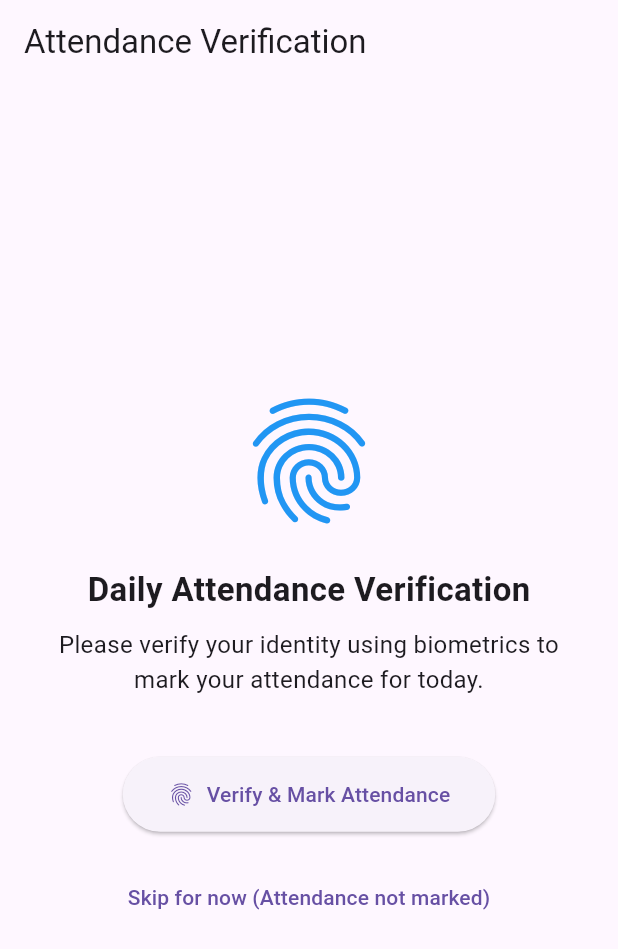
After one commit to tarun2sisodia/SmartCampusApp, a Flutter app: the BiometricVerificationScreen screen opened by its route, after a tap on "Verify & Mark Attendance", on a phone screen of 412 x 824 dp. The commit adds this screen. Shown: the top 949 px of the screen. Run offline on Flutter 3.47's test engine with Material 3 defaults, Android fonts, the phone set to English and light mode, and no system bars; our stand-ins replace cached_network_image, carousel_slider, csv, file_picker, get, get_storage and 11 more; missing offline and left inert: universal_html; accounts and stored records are empty.

Commit message:
idk just added 10 files and trying to add biometric

```diff
--- a/lib/app/bindings/app_bindings.dart
+++ b/lib/app/bindings/app_bindings.dart
@@ -18,6 +18,7 @@ import 'package:get/get.dart';
 import 'package:supabase_flutter/supabase_flutter.dart';
 
 import '../../navigation_menu.dart';
+import '../../services/biometric_service.dart';
 import '../../services/storage_service.dart';
 
 /// A class that manages all controller bindings for the app
@@ -28,6 +29,10 @@ class AppBindings {
     //print('Initializing global bindings by AppBindings');
     // Auth controllers with permanent: true will persist throughout the app lifecycle
     Get.put(SupabaseAuthController(), permanent: true);
+    Get.putAsync<BiometricService>(() async => await BiometricService().init());
+
+    // Add attendance controller
+    Get.lazyPut<AttendanceController>(() => AttendanceController());
   }
 
   /// Onboarding bindings
--- a/lib/app/routes/app_routes.dart
+++ b/lib/app/routes/app_routes.dart
@@ -1,3 +1,5 @@
+import 'package:attedance__/features/teacher/controllers/biometric_verification_controller.dart';
+
 import '../../features/splash/splash_screen.dart';
 import '../../features/teacher/controllers/calendar_controller.dart';
 
@@ -23,6 +25,8 @@ import '../../features/teacher/screens/teacher_messages_screen.dart';
 import '../../features/teacher/screens/teacher_settings_screen.dart';
 import '../../navigation_menu.dart';
 import 'package:get/get.dart';
+
+import '../../features/teacher/screens/biometric_verification_screen.dart';
 
 /// A class that manages all routes for the app
 class AppRoutes {
@@ -51,7 +55,7 @@ class AppRoutes {
   static const String carouselAttendance = '/CarouselAttendanceScreen';
   static const String changePassword = '/change-password';
   static const String allSessions = '/all-sessions';
-
+  static const String biometricVerification = '/biometric-verification';
   /// Get all application routes
   static List<GetPage> routes = [
     //to your routes
@@ -74,6 +78,15 @@ class AppRoutes {
       binding: OnboardingBinding(),
       transition: Transition.fadeIn,
     ),
+    // Add to your existing routes:
+GetPage(
+  name: biometricVerification,
+  page: () => BiometricVerificationScreen(),
+  binding: BindingsBuilder(() {
+    Get.lazyPut<BiometricVerificationController>(() => BiometricVerificationController());
+  }),
+),
+
     GetPage(
       name: changePassword,
       page: () {
--- /dev/null
+++ b/lib/features/teacher/controllers/biometric_verification_controller.dart
@@ -0,0 +1,82 @@
+import 'package:get/get.dart';
+import 'package:supabase_flutter/supabase_flutter.dart';
+
+import '../../../services/biometric_service.dart';
+
+class BiometricVerificationController extends GetxController {
+  final BiometricService _biometricService = Get.find<BiometricService>();
+  final _supabase = Supabase.instance.client;
+
+  final RxBool isLoading = false.obs;
+  final RxBool attendanceMarked = false.obs;
+
+  @override
+  void onInit() {
+    super.onInit();
+    checkDailyAttendance();
+  }
+
+  // Check if attendance needs to be marked today
+  Future<void> checkDailyAttendance() async {
+    isLoading.value = true;
+
+    try {
+      // Check if user is a teacher
+      final user = _supabase.auth.currentUser;
+      if (user == null) return;
+
+      // Get user role from Supabase
+      final userData = await _supabase
+          .from('users')
+          .select('role')
+          .eq('id', user.id)
+          .single();
+
+      final String role = userData['role'] as String;
+
+      // Only proceed if user is a teacher
+      if (role != 'teacher') return;
+
+      // Check if attendance already marked today
+      attendanceMarked.value =
+          await _biometricService.hasMarkedAttendanceToday();
+
+      // If not marked and app just opened, prompt for biometric
+      if (!attendanceMarked.value) {
+        Get.toNamed('/biometric-verification');
+      }
+    } catch (e) {
+      Get.snackbar('Error', 'Failed to check attendance status: $e');
+    } finally {
+      isLoading.value = false;
+    }
+  }
+
+  // Verify biometric and mark attendance
+  Future<bool> verifyAndMarkAttendance() async {
+    isLoading.value = true;
+
+    try {
+      final user = _supabase.auth.currentUser;
+      if (user == null) return false;
+
+      // Authenticate with biometrics
+      final authenticated =
+          await _biometricService.authenticateWithBiometrics();
+      if (!authenticated) return false;
+
+      // Mark attendance in database
+      final success = await _biometricService.markAttendance(user.id);
+      if (success) {
+        attendanceMarked.value = true;
+      }
+
+      return success;
+    } catch (e) {
+      Get.snackbar('Error', 'Failed to mark attendance: $e');
+      return false;
+    } finally {
+      isLoading.value = false;
+    }
+  }
+}
--- /dev/null
+++ b/lib/features/teacher/screens/biometric_verification_screen.dart
@@ -0,0 +1,87 @@
+import 'package:flutter/material.dart';
+import 'package:get/get.dart';
+
+import '../controllers/biometric_verification_controller.dart';
+
+class BiometricVerificationScreen extends StatelessWidget {
+  final BiometricVerificationController controller = Get.find<BiometricVerificationController>();
+
+  // ignore: use_super_parameters
+  BiometricVerificationScreen({Key? key}) : super(key: key);
+
+  @override
+  Widget build(BuildContext context) {
+    return Scaffold(
+      appBar: AppBar(
+        title: const Text('Attendance Verification'),
+        automaticallyImplyLeading: false,
+      ),
+      body: Obx(() => Center(
+        child: controller.isLoading.value
+            ? const CircularProgressIndicator()
+            : Column(
+                mainAxisAlignment: MainAxisAlignment.center,
+                children: [
+                  const Icon(
+                    Icons.fingerprint,
+                    size: 100,
+                    color: Colors.blue,
+                  ),
+                  const SizedBox(height: 20),
+                  const Text(
+                    'Daily Attendance Verification',
+                    style: TextStyle(
+                      fontSize: 22,
+                      fontWeight: FontWeight.bold,
+                    ),
+                  ),
+                  const SizedBox(height: 10),
+                  const Padding(
+                    padding: EdgeInsets.symmetric(horizontal: 30),
+                    child: Text(
+                      'Please verify your identity using biometrics to mark your attendance for today.',
+                      textAlign: TextAlign.center,
+                      style: TextStyle(fontSize: 16),
+                    ),
+                  ),
+                  const SizedBox(height: 40),
+                  ElevatedButton.icon(
+                    icon: const Icon(Icons.fingerprint),
+                    label: const Text('Verify & Mark Attendance'),
+                    style: ElevatedButton.styleFrom(
+                      padding: const EdgeInsets.symmetric(
+                        horizontal: 30,
+                        vertical: 15,
+                      ),
+                    ),
+                    onPressed: () async {
+                      final success = await controller.verifyAndMarkAttendance();
+                      if (success) {
+                        Get.offAllNamed('/dashboard');
+                        Get.snackbar(
+                          'Success',
+                          'Your attendance has been marked for today.',
+                          backgroundColor: Colors.green,
+                          colorText: Colors.white,
+                        );
+                      }
+                    },
+                  ),
+                  const SizedBox(height: 20),
+                  TextButton(
+                    onPressed: () {
+                      Get.offAllNamed('/dashboard');
+                      Get.snackbar(
+                        'Reminder',
+                        'You need to mark your attendance today.',
+                        backgroundColor: Colors.orange,
+                      );
+                    },
+                    child: const Text('Skip for now (Attendance not marked)'),
+                  ),
+                ],
+              ),
+      )),
+    );
+  }
+}
--- /dev/null
+++ b/lib/services/biometric_service.dart
@@ -0,0 +1,100 @@
+import 'package:flutter/services.dart';
+import 'package:get/get.dart';
+import 'package:local_auth/local_auth.dart';
+import 'package:local_auth/error_codes.dart' as auth_error;
+import 'package:supabase_flutter/supabase_flutter.dart';
+import '../common/utils/local_storage/storage_utility.dart';
+
+class BiometricService extends GetxService {
+  final LocalAuthentication _localAuth = LocalAuthentication();
+  final TStorageUtility _storageUtil = TStorageUtility();
+  final _supabase = Supabase.instance.client;
+
+  // Observable to track biometric status
+  final RxBool isBiometricAvailable = false.obs;
+  final RxBool isAuthenticated = false.obs;
+
+  Future<BiometricService> init() async {
+    // Check if biometrics are available on device
+    try {
+      isBiometricAvailable.value = await _localAuth.canCheckBiometrics &&
+          await _localAuth.isDeviceSupported();
+    } on PlatformException catch (_) {
+      isBiometricAvailable.value = false;
+    }
+
+    return this;
+  }
+
+  // Check if teacher has already marked attendance today
+  Future<bool> hasMarkedAttendanceToday() async {
+    final String today = DateTime.now().toIso8601String().split('T')[0];
+    final String? lastAttendanceDate =
+        _storageUtil.getString('last_attendance_date');
+
+    return lastAttendanceDate == today;
+  }
+
+  // Authenticate using biometrics
+  Future<bool> authenticateWithBiometrics() async {
+    if (!isBiometricAvailable.value) return false;
+
+    try {
+      isAuthenticated.value = await _localAuth.authenticate(
+        localizedReason: 'Authenticate to mark your attendance',
+        options: const AuthenticationOptions(
+          stickyAuth: true,
+          biometricOnly: true,
+        ),
+      );
+
+      return isAuthenticated.value;
+    } on PlatformException catch (e) {
+      if (e.code == auth_error.notAvailable ||
+          e.code == auth_error.notEnrolled ||
+          e.code == auth_error.passcodeNotSet) {
+        // Handle specific errors
+        Get.snackbar('Error',
+            'Biometric authentication not available or not set up on this device');
+      } else {
+        Get.snackbar('Error', 'Authentication failed. Please try again.');
+      }
+      return false;
+    }
+  }
+
+  // Mark attendance in Supabase
+  Future<bool> markAttendance(String teacherId) async {
+    try {
+      final now = DateTime.now();
+      final today = now.toIso8601String().split('T')[0];
+
+      // Record attendance in Supabase
+      await _supabase.from('teacher_attendance').insert({
+        'teacher_id': teacherId,
+        'date': today,
+        'time': now.toIso8601String(),
+        'status': 'present',
+        'verification_method': 'biometric',
+        'device_info': await _getDeviceInfo(),
+      });
+
+      // Save locally that attendance was marked today
+      await _storageUtil.setString('last_attendance_date', today);
+
+      return true;
+    } catch (e) {
+      Get.snackbar('Error', 'Failed to mark attendance: $e');
+      return false;
+    }
+  }
+
+  // Get basic device info for verification
+  Future<Map<String, dynamic>> _getDeviceInfo() async {
+    // You can expand this with a device_info_plus package
+    return {
+      'timestamp': DateTime.now().millisecondsSinceEpoch,
+      'platform': GetPlatform.isAndroid ? 'Android' : 'iOS',
+    };
+  }
+}
--- a/pubspec.yaml
+++ b/pubspec.yaml
@@ -57,7 +57,6 @@ dependencies:
   table_calendar: ^3.2.0
   carousel_slider: ^5.0.0
   flutter_launcher_icons: ^0.13.0
-  shorebird_code_push: ^2.0.3
   pdf: ^3.7.0
   file_picker: ^10.0.0
   universal_html: ^2.2.4
@@ -66,6 +65,7 @@ dependencies:
   crypto: ^3.0.6
   cached_network_image: ^3.4.1
   url_launcher: ^6.3.1
+  local_auth: ^2.3.0
 
 
 dependency_overrides:
```
Also changed, not shown: lib/common/utils/local_storage/storage_utility.dart (+12 -0 lines), lib/services/teacher_service.dart (added, +134 -0 lines), pubspec.lock, 3 other files.
